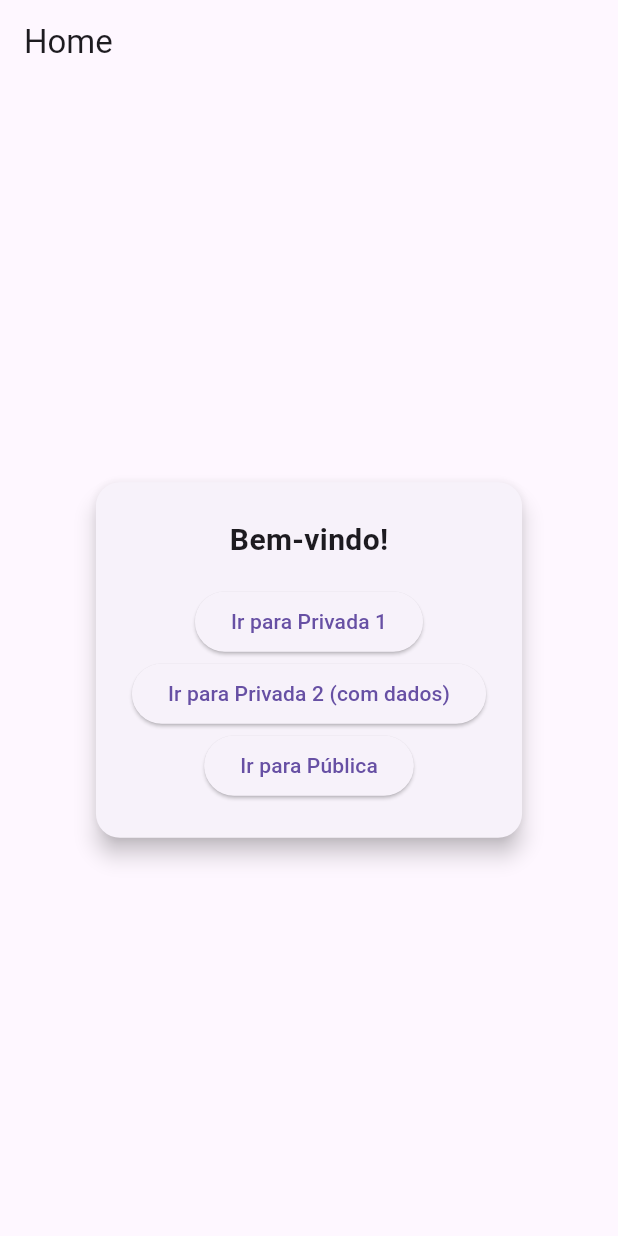
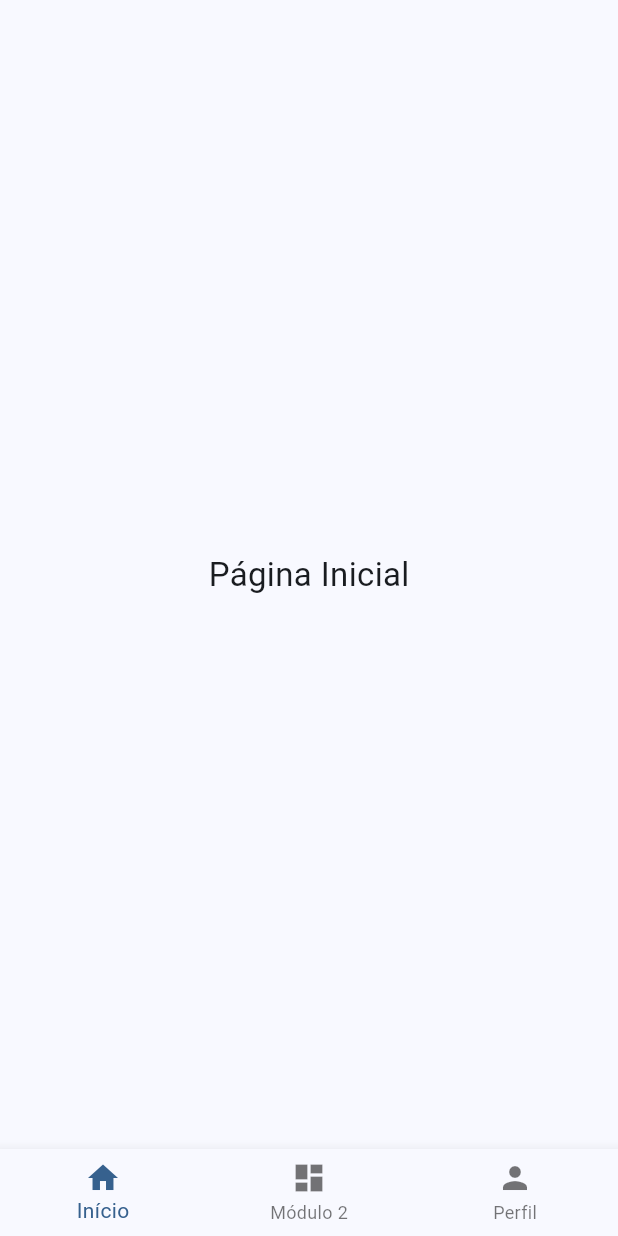
Before and after one commit to Maycon-bd/Desenvolvimento-Mobile, a Flutter app: the screen it shows after launch, on a phone screen of 412 x 824 dp. Run offline on Flutter 3.47's test engine with Material 3 defaults, Android fonts, the phone set to English and light mode, and no system bars.

Commit message:
Implementação de botão com tabbar

```diff
--- /dev/null
+++ b/lib/atividades/bottom_nav_com_tabs.dart
@@ -0,0 +1,98 @@
+import 'package:flutter/material.dart';
+
+class BottomNavComTabsApp extends StatelessWidget {
+  const BottomNavComTabsApp({super.key});
+
+  @override
+  Widget build(BuildContext context) {
+    return MaterialApp(
+      title: 'BottomNav + TabBar',
+      theme: ThemeData(
+        colorScheme: ColorScheme.fromSeed(seedColor: Colors.blue),
+      ),
+      home: const BottomNavHome(),
+    );
+  }
+}
+
+class BottomNavHome extends StatefulWidget {
+  const BottomNavHome({super.key});
+
+  @override
+  State<BottomNavHome> createState() => _BottomNavHomeState();
+}
+
+class _BottomNavHomeState extends State<BottomNavHome> {
+  int _selectedIndex = 0;
+
+  final List<Widget> _pages = [
+    const HomePage(),
+    const TabsPage(),
+    const PerfilPage(),
+  ];
+
+  @override
+  Widget build(BuildContext context) {
+    return Scaffold(
+      body: _pages[_selectedIndex],
+      bottomNavigationBar: BottomNavigationBar(
+        currentIndex: _selectedIndex,
+        onTap: (index) {
+          setState(() {
+            _selectedIndex = index;
+          });
+        },
+        items: const [
+          BottomNavigationBarItem(icon: Icon(Icons.home), label: 'Início'),
+          BottomNavigationBarItem(icon: Icon(Icons.dashboard), label: 'Módulo 2'),
+          BottomNavigationBarItem(icon: Icon(Icons.person), label: 'Perfil'),
+        ],
+      ),
+    );
+  }
+}
+
+class HomePage extends StatelessWidget {
+  const HomePage({super.key});
+  @override
+  Widget build(BuildContext context) {
+    return const Center(child: Text('Página Inicial', style: TextStyle(fontSize: 22)));
+  }
+}
+
+class TabsPage extends StatelessWidget {
+  const TabsPage({super.key});
+  @override
+  Widget build(BuildContext context) {
+    return DefaultTabController(
+      length: 3,
+      child: Scaffold(
+        appBar: AppBar(
+          title: const Text('Módulo 2'),
+          bottom: const TabBar(
+            tabs: [
+              Tab(text: 'Tab 1'),
+              Tab(text: 'Tab 2'),
+              Tab(text: 'Tab 3'),
+            ],
+          ),
+        ),
+        body: const TabBarView(
+          children: [
+            Center(child: Text('Conteúdo da Tab 1', style: TextStyle(fontSize: 18))),
+            Center(child: Text('Conteúdo da Tab 2', style: TextStyle(fontSize: 18))),
+            Center(child: Text('Conteúdo da Tab 3', style: TextStyle(fontSize: 18))),
+          ],
+        ),
+      ),
+    );
+  }
+}
+
+class PerfilPage extends StatelessWidget {
+  const PerfilPage({super.key});
+  @override
+  Widget build(BuildContext context) {
+    return const Center(child: Text('Perfil do Usuário', style: TextStyle(fontSize: 22)));
+  }
+}
--- a/lib/atividades/rotas_protegidas.dart
+++ b/lib/atividades/rotas_protegidas.dart
@@ -83,9 +83,9 @@ class HomePage extends StatelessWidget {
                     context,
                     '/privada2',
                     arguments: {
-                      'nome': 'João da Silva',
-                      'dataNascimento': '01/01/1990',
-                      'telefone': '(11) 99999-9999',
+                      'nome': 'Maycon Garcia Silva',
+                      'dataNascimento': '24/03/2005',
+                      'telefone': '(64) 992675684',
                     },
                   ),
                   child: const Text('Ir para Privada 2 (com dados)'),
--- a/lib/main.dart
+++ b/lib/main.dart
@@ -1,7 +1,7 @@
 
 import 'package:flutter/material.dart';
-import 'atividades/rotas_protegidas.dart';
+import 'atividades/bottom_nav_com_tabs.dart';
 
 void main() {
-  runApp(const RotasProtegidasApp());
+  runApp(const BottomNavComTabsApp());
 }
```
Also changed, not shown: lib/atividades/atv_23-08.dart (added, +86 -0 lines), 1 other file.
